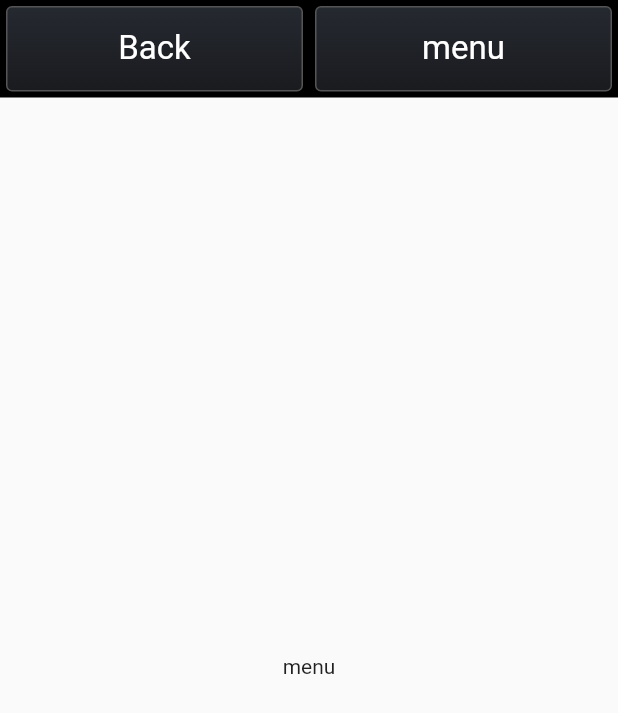
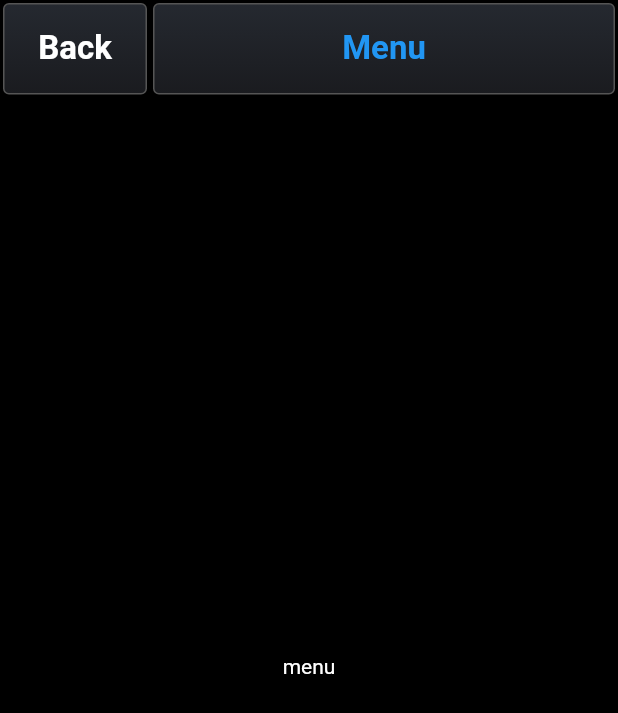
Before and after one commit to mikolajdebowski/techViz, a Flutter app: the screen it shows after launch, after a tap on "Menu", on a phone screen of 412 x 824 dp. Shown: the top 713 px of the screen. Run offline on Flutter 3.47's test engine with Material 2 defaults, Android fonts, the phone set to English and light mode, and no system bars; Roboto replaces fonts that are missing (Poppins).

Commit message:
ActionBar widget/VizElevatedButton widget

```diff
--- a/lib/components/actionBar.dart
+++ b/lib/components/actionBar.dart
@@ -4,14 +4,15 @@ import 'package:techviz/components/vizElevatedButton.dart';
 
 class ActionBar extends StatefulWidget implements PreferredSizeWidget {
 
-  ActionBar(this.title, {this.leadingWidget, this.tailWidget, this.actionWidgets});
+  ActionBar(this.title, {this.leadingWidget, this.tailWidget, this.centralWidgets, this.titleColor});
 
   final double barHeight = 65.0;
-  final String title;
   final Widget tailWidget;
   final Widget leadingWidget;
-  final List<Widget> actionWidgets;
+  final List<Widget> centralWidgets;
 
+  final String title;
+  final Color titleColor;
 
   _ActionBarState createState() => new _ActionBarState();
 
@@ -29,22 +30,23 @@ class _ActionBarState extends State<ActionBar>{
 
     List<Widget> children = new List<Widget>();
 
+    var leadingContainer;
     //the backbutton when the view can pop
-    var containsLeading = false;
     if(canPop){
-      children.add(new VizBackButton());
-      containsLeading = true;
+      leadingContainer  = new SizedBox(width: 100.0, child: new Flex(direction: Axis.horizontal ,children: <Widget>[new VizBackButton()]));
     }
     else if(widget.leadingWidget != null){
-      children.add(widget.leadingWidget);
-      containsLeading = true;
+      leadingContainer  = new SizedBox(width: 100.0, child: new Flex(direction: Axis.horizontal ,children: <Widget>[widget.leadingWidget]));
     }
-
-
+    children.add(leadingContainer);
 
     //centered title
-    var titleWidget = new VizElevatedButton(title: widget.title);
-    children.add(titleWidget);
+    if(widget.centralWidgets == null){
+      children.add(new VizElevatedButton(title: widget.title, textColor: widget.titleColor));
+    }
+    else{
+      children = new List.from(children)..addAll(widget.centralWidgets);
+    }
 
    var container = new Container(
         height: widget.barHeight,
--- a/lib/components/vizElevatedButton.dart
+++ b/lib/components/vizElevatedButton.dart
@@ -1,12 +1,14 @@
 import 'package:flutter/material.dart';
 
 class VizElevatedButton extends StatelessWidget {
-  VizElevatedButton({Key key, this.title, this.onPressed, this.textColor})
+  VizElevatedButton({Key key, this.title, this.onPressed, this.textColor, this.customWidget, this.flex = 1})
       : super(key: key);
 
   final VoidCallback onPressed;
   final String title;
   final Color textColor;
+  final Widget customWidget;
+  final int flex;
 
   @override
   Widget build(BuildContext context) {
@@ -14,20 +16,25 @@ class VizElevatedButton extends StatelessWidget {
     const TextStyle defaultTextStyle = const TextStyle(
         color: Colors.white,
         fontFamily: 'Poppins',
-        fontWeight: FontWeight.w400,
+        fontWeight: FontWeight.w600,
         fontSize: 22.0);
 
 
     var titleWidget;
-    if(this.textColor != null){
-      titleWidget = new Text(title, textAlign: TextAlign.center, style: defaultTextStyle.copyWith(color: textColor));
+    if(this.customWidget != null){
+      titleWidget = this.customWidget;
     }
-    else{
-      titleWidget = new Text(title, textAlign: TextAlign.center, style: defaultTextStyle);
+    else {
+      if(this.textColor != null){
+        titleWidget = new Text(title, textAlign: TextAlign.center, style: defaultTextStyle.copyWith(color: textColor));
+      }
+      else{
+        titleWidget = new Text(title, textAlign: TextAlign.center, style: defaultTextStyle);
+      }
     }
 
     var container = new Container(
-      margin: const EdgeInsets.all(4.0),
+      margin: const EdgeInsets.all(2.0),
       decoration: new BoxDecoration(
           borderRadius: new BorderRadius.circular(4.0),
           border: new Border.all(color: const Color(0xFF555555)),
@@ -50,6 +57,6 @@ class VizElevatedButton extends StatelessWidget {
       onTap: onPressed,
     );
 
-    return new Expanded(child: tapper);
+    return new Expanded(child: tapper, flex: flex);
   }
 }
--- a/lib/home.dart
+++ b/lib/home.dart
@@ -22,13 +22,44 @@ class _HomeState extends State<Home> {
   Widget build(BuildContext context) {
     var leadingMenuButton = new VizElevatedButton(title: 'Menu', onPressed: goToMenu, textColor: Colors.green,);
 
+
+    var searchIcon = new Icon(Icons.search, color: Colors.white);
+    var searchIconWidget = new VizElevatedButton(flex: 1, customWidget: searchIcon);
+
+    var zonesWidget = new Column(
+      crossAxisAlignment: CrossAxisAlignment.center,
+      children: <Widget>[
+        new Text('My Zones', style: const TextStyle(color: Colors.lightGreen)),
+        new Text('A B', style: const TextStyle(color: Colors.white, fontSize: 18.0))
+      ],
+    );
+
+    var statusWidget = new Column(
+      crossAxisAlignment: CrossAxisAlignment.center,
+      children: <Widget>[
+        new Text('My Status', style: const TextStyle(color: Colors.lightGreen)),
+        new Text('Available', style: const TextStyle(color: Colors.white, fontSize: 18.0))
+      ],
+    );
+
+    var zonesWidgetBtn = new VizElevatedButton(flex: 2, customWidget: zonesWidget);
+    var statusWidgetBtn = new VizElevatedButton(flex: 2, customWidget: statusWidget);
+
+    var centralWidgets = <Widget>[
+      zonesWidgetBtn,
+      new VizElevatedButton(title: 'Jackpot', textColor: Colors.blue, flex: 4),
+      statusWidgetBtn,
+      searchIconWidget
+    ];
+
     return new Scaffold(
-      appBar: new ActionBar('TechViz', leadingWidget: leadingMenuButton),
+      backgroundColor: Colors.black,
+      appBar: new ActionBar('TechViz', leadingWidget: leadingMenuButton, centralWidgets: centralWidgets),
       body: new Center(
         child: new Column(
           mainAxisAlignment: MainAxisAlignment.center,
           children: <Widget>[
-            new Text('main'),
+            new Text('home', style: const TextStyle(color: Colors.white)),
           ],
         ),
       ), // This trailing comma makes auto-formatting nicer for build methods.
--- a/lib/menu.dart
+++ b/lib/menu.dart
@@ -1,5 +1,6 @@
 import 'package:flutter/material.dart';
 import 'package:techviz/components/actionBar.dart';
+import 'package:techviz/components/vizElevatedButton.dart';
 
 
 class Menu extends StatefulWidget {
@@ -14,12 +15,14 @@ class _MenuState extends State<Menu> {
   @override
   Widget build(BuildContext context) {
     return new Scaffold(
-      appBar: new ActionBar('menu'),
+      backgroundColor: Colors.black,
+      appBar: new ActionBar('Menu', titleColor: Colors.blue),
       body: new Center(
         child: new Column(
           mainAxisAlignment: MainAxisAlignment.center,
           children: <Widget>[
-            new Text('menu'),
+              new Text('menu', style: const TextStyle(color: Colors.white)),
+
           ],
         ),
       ), // This trailing comma makes auto-formatting nicer for build methods.
```
